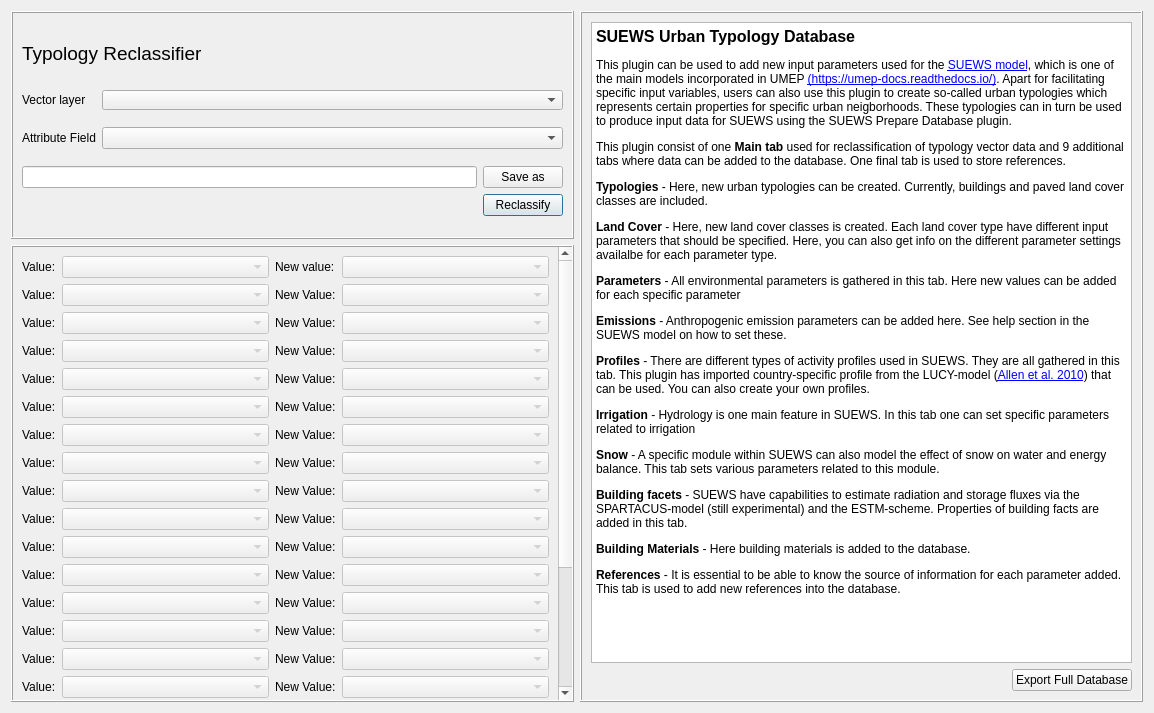
gusbacos/suews_database_manager, file tabs/reclassifier_tab.ui: the form before one commit.
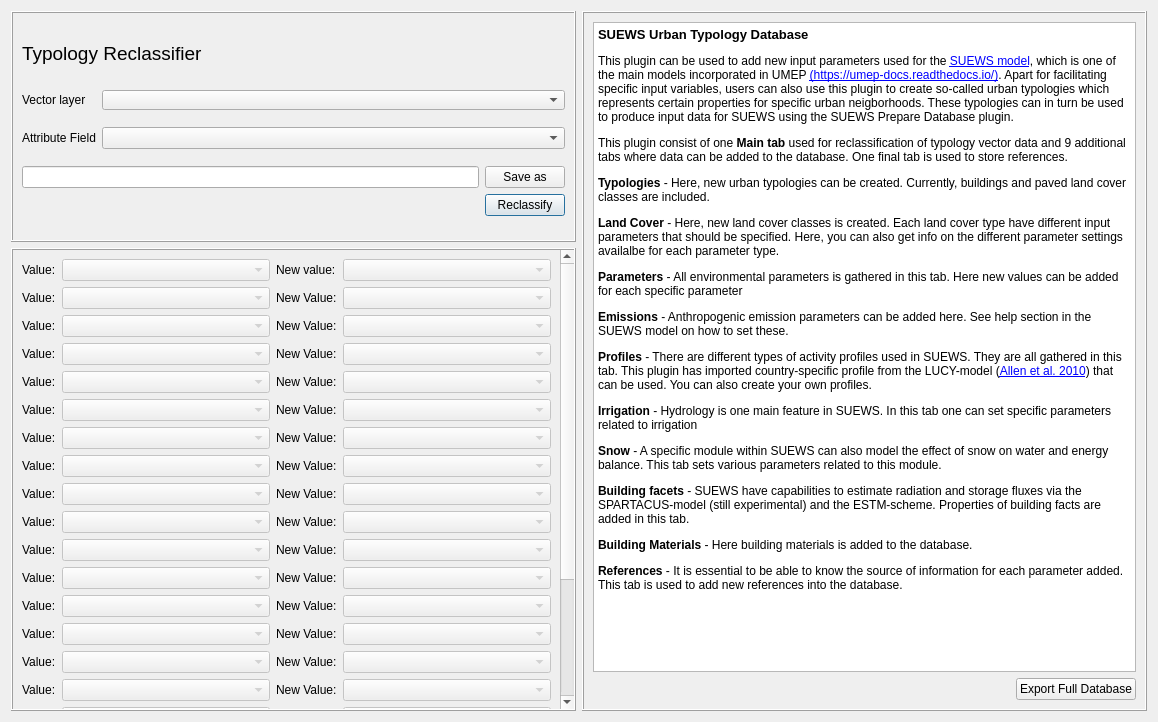
The form after the commit. Custom widgets are drawn as their Qt base class.

Diff of the .ui file:
```diff
--- a/tabs/reclassifier_tab.ui
+++ b/tabs/reclassifier_tab.ui
@@ -6,8 +6,8 @@
    <rect>
     <x>0</x>
     <y>0</y>
-    <width>1154</width>
-    <height>713</height>
+    <width>1158</width>
+    <height>722</height>
    </rect>
   </property>
   <property name="minimumSize">
@@ -136,7 +136,7 @@
         <x>0</x>
         <y>0</y>
         <width>544</width>
-        <height>584</height>
+        <height>653</height>
        </rect>
       </property>
       <layout class="QGridLayout" name="gridLayout_2">
@@ -860,8 +860,8 @@
          <string>&lt;!DOCTYPE HTML PUBLIC &quot;-//W3C//DTD HTML 4.0//EN&quot; &quot;http://www.w3.org/TR/REC-html40/strict.dtd&quot;&gt;
 &lt;html&gt;&lt;head&gt;&lt;meta name=&quot;qrichtext&quot; content=&quot;1&quot; /&gt;&lt;style type=&quot;text/css&quot;&gt;
 p, li { white-space: pre-wrap; }
-&lt;/style&gt;&lt;/head&gt;&lt;body style=&quot; font-family:'MS Shell Dlg 2'; font-size:8.25pt; font-weight:400; font-style:normal;&quot;&gt;
-&lt;p style=&quot; margin-top:0px; margin-bottom:0px; margin-left:0px; margin-right:0px; -qt-block-indent:0; text-indent:0px;&quot;&gt;&lt;span style=&quot; font-size:12pt; font-weight:600;&quot;&gt;SUEWS Urban Typology Database&lt;/span&gt;&lt;/p&gt;
+&lt;/style&gt;&lt;/head&gt;&lt;body style=&quot; font-family:'MS Shell Dlg 2'; font-size:7.8pt; font-weight:400; font-style:normal;&quot;&gt;
+&lt;p style=&quot; margin-top:0px; margin-bottom:0px; margin-left:0px; margin-right:0px; -qt-block-indent:0; text-indent:0px;&quot;&gt;&lt;span style=&quot; font-size:10pt; font-weight:600;&quot;&gt;SUEWS Urban Typology Database&lt;/span&gt;&lt;/p&gt;
 &lt;p style=&quot; margin-top:12px; margin-bottom:12px; margin-left:0px; margin-right:0px; -qt-block-indent:0; text-indent:0px;&quot;&gt;&lt;span style=&quot; font-size:9pt;&quot;&gt;This plugin can be used to add new input parameters used for the &lt;/span&gt;&lt;a href=&quot;https://suews.readthedocs.io/en/latest/&quot;&gt;&lt;span style=&quot; font-size:9pt; text-decoration: underline; color:#0000ff;&quot;&gt;SUEWS model&lt;/span&gt;&lt;/a&gt;&lt;span style=&quot; font-size:9pt;&quot;&gt;, which is one of the main models incorporated in UMEP &lt;/span&gt;&lt;a href=&quot;https://umep-docs.readthedocs.io/en/latest/&quot;&gt;&lt;span style=&quot; font-size:9pt; text-decoration: underline; color:#0000ff;&quot;&gt;(https://umep-docs.readthedocs.io/)&lt;/span&gt;&lt;/a&gt;&lt;span style=&quot; font-size:9pt;&quot;&gt;. Apart for facilitating specific input variables, users can also use this plugin to create so-called urban typologies which represents certain properties for specific urban neigborhoods. These typologies can in turn be used to produce input data for SUEWS using the SUEWS Prepare Database plugin.&lt;/span&gt;&lt;/p&gt;
 &lt;p style=&quot; margin-top:12px; margin-bottom:12px; margin-left:0px; margin-right:0px; -qt-block-indent:0; text-indent:0px;&quot;&gt;&lt;span style=&quot; font-size:9pt;&quot;&gt;This plugin consist of one &lt;/span&gt;&lt;span style=&quot; font-size:9pt; font-weight:600;&quot;&gt;Main tab&lt;/span&gt;&lt;span style=&quot; font-size:9pt;&quot;&gt; used for reclassification of typology vector data and 9 additional tabs where data can be added to the database. One final tab is used to store references.&lt;/span&gt;&lt;/p&gt;
 &lt;p style=&quot; margin-top:12px; margin-bottom:12px; margin-left:0px; margin-right:0px; -qt-block-indent:0; text-indent:0px;&quot;&gt;&lt;span style=&quot; font-size:9pt; font-weight:600;&quot;&gt;Typologies&lt;/span&gt;&lt;span style=&quot; font-size:9pt;&quot;&gt; - Here, new urban typologies can be created. Currently, buildings and paved land cover classes are included.&lt;/span&gt;&lt;/p&gt;
```
